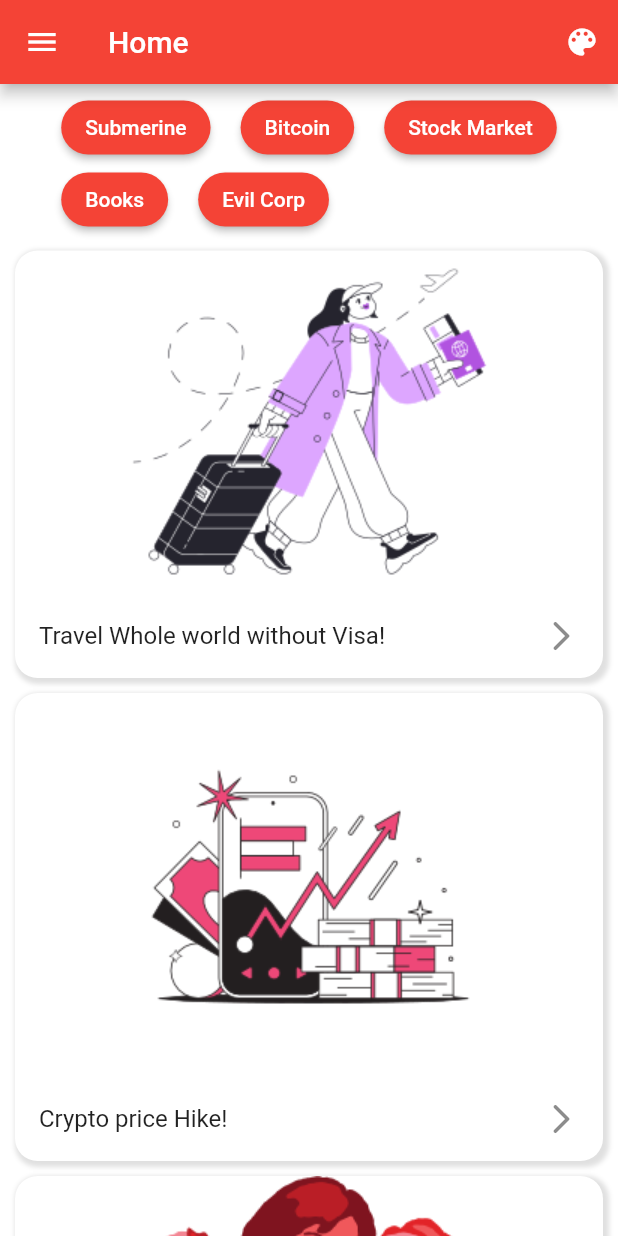
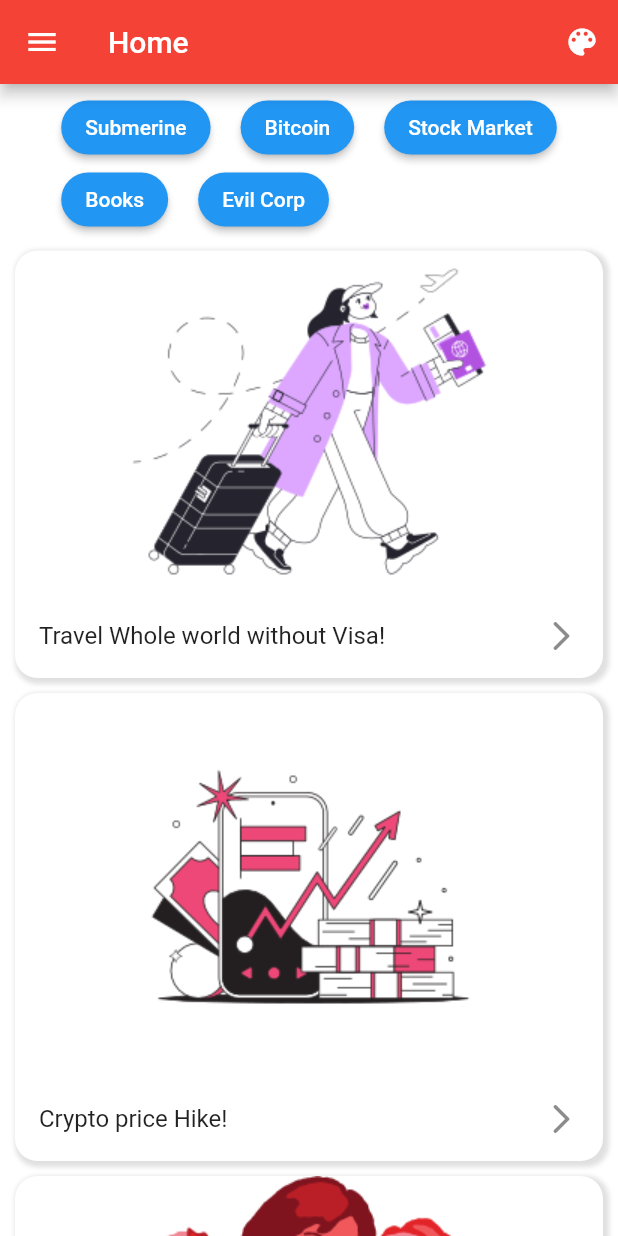
Before and after one commit to Vipin-V/Blogster, a Flutter app: the HomePage screen opened directly, on a phone screen of 412 x 824 dp. Run offline on Flutter 3.47's test engine with Material 2 defaults, Android fonts, the phone set to English and light mode, and no system bars.

Commit message:
Changed button colors

```diff
--- a/lib/home_page.dart
+++ b/lib/home_page.dart
@@ -122,6 +122,7 @@ class _HomePageState extends State<HomePage> {
                     ElevatedButton(
                       onPressed: () {},
                       style: ElevatedButton.styleFrom(
+                        backgroundColor: Colors.blue,
                         shape: const StadiumBorder(),
                       ),
                       child: const Text("Submerine"),
@@ -137,6 +138,7 @@ class _HomePageState extends State<HomePage> {
                         );
                       },
                       style: ElevatedButton.styleFrom(
+                        backgroundColor: Colors.blue,
                         shape: const StadiumBorder(),
                       ),
                       child: const Text("Bitcoin"),
@@ -144,6 +146,7 @@ class _HomePageState extends State<HomePage> {
                     ElevatedButton(
                       onPressed: () {},
                       style: ElevatedButton.styleFrom(
+                        backgroundColor: Colors.blue,
                         shape: const StadiumBorder(),
                       ),
                       child: const Text("Stock Market"),
@@ -151,6 +154,7 @@ class _HomePageState extends State<HomePage> {
                     ElevatedButton(
                       onPressed: () {},
                       style: ElevatedButton.styleFrom(
+                        backgroundColor: Colors.blue,
                         shape: const StadiumBorder(),
                       ),
                       child: const Text("Books"),
@@ -158,6 +162,7 @@ class _HomePageState extends State<HomePage> {
                     ElevatedButton(
                       onPressed: () {},
                       style: ElevatedButton.styleFrom(
+                        backgroundColor: Colors.blue,
                         shape: const StadiumBorder(),
                       ),
                       child: const Text("Evil Corp"),
```
